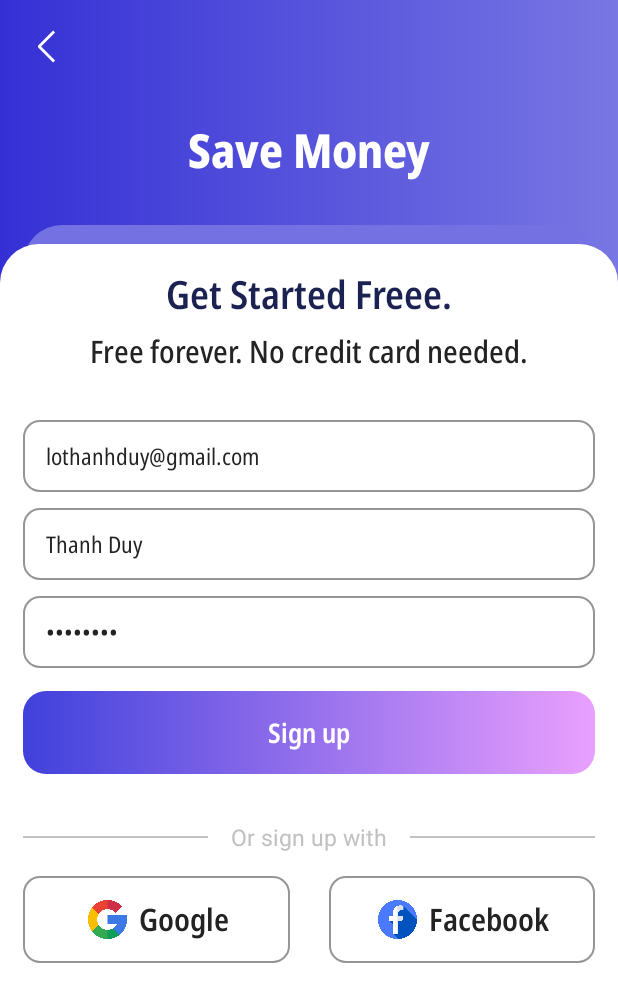
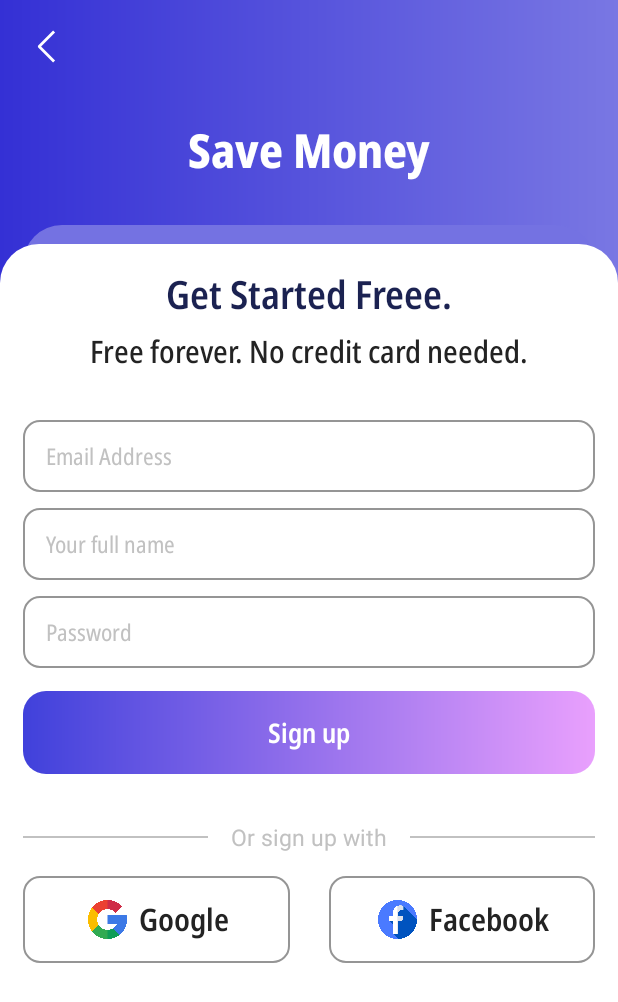
Before and after one commit to duythanh7903/Save_money_V2, an Android app: the SignUpActivity screen opened directly, with no data from a screen before it, on a phone screen of 412 x 824 dp. Shown: the top 1002 px of the screen. Run offline under Robolectric (Android 15) with nearby library versions, the phone set to English and light mode, and no system bars; our stand-ins replace Dagger/Hilt's generated code, data binding, sdp/ssp sizes.

Commit message:
clear default input

```diff
--- a/app/src/main/res/layout/activity_login.xml
+++ b/app/src/main/res/layout/activity_login.xml
@@ -97,7 +97,6 @@
                 app:layout_constraintTop_toBottomOf="@id/textWelcome" />
 
             <EditText
-                android:text="lothanhduy@gmail.com"
                 android:id="@+id/edtEmail"
                 android:layout_width="match_parent"
                 android:layout_height="wrap_content"
@@ -116,7 +115,6 @@
                 app:layout_constraintTop_toBottomOf="@id/textEnter" />
 
             <EditText
-                android:text="12345678"
                 android:id="@+id/edtPassword"
                 android:layout_width="match_parent"
                 android:layout_height="wrap_content"
--- a/app/src/main/res/layout/activity_signup.xml
+++ b/app/src/main/res/layout/activity_signup.xml
@@ -80,7 +80,6 @@
                 app:layout_constraintTop_toBottomOf="@id/textWelcome" />
 
             <EditText
-                android:text="lothanhduy@gmail.com"
                 android:id="@+id/edtEmail"
                 android:layout_width="match_parent"
                 android:layout_height="wrap_content"
@@ -99,7 +98,6 @@
                 app:layout_constraintTop_toBottomOf="@id/textEnter" />
 
             <EditText
-                android:text="Thanh Duy"
                 android:id="@+id/edtUserName"
                 android:layout_width="match_parent"
                 android:layout_height="wrap_content"
@@ -118,7 +116,6 @@
                 app:layout_constraintTop_toBottomOf="@id/edtEmail" />
 
             <EditText
-                android:text="12345678"
                 android:id="@+id/edtPassword"
                 android:layout_width="match_parent"
                 android:layout_height="wrap_content"
```
